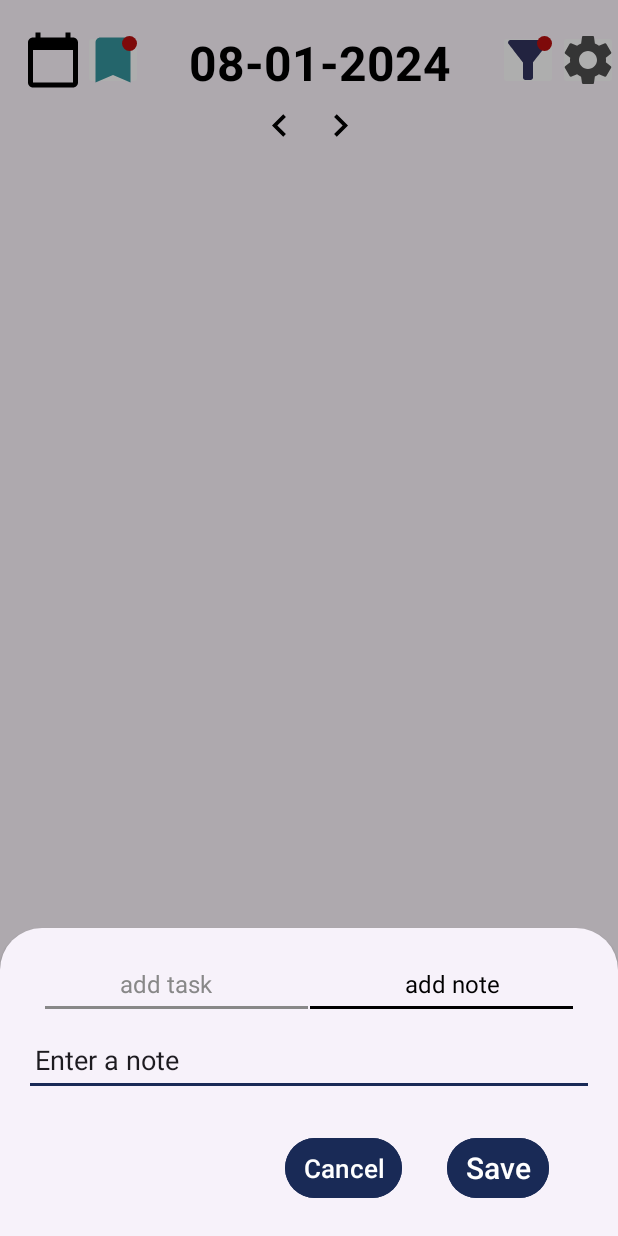
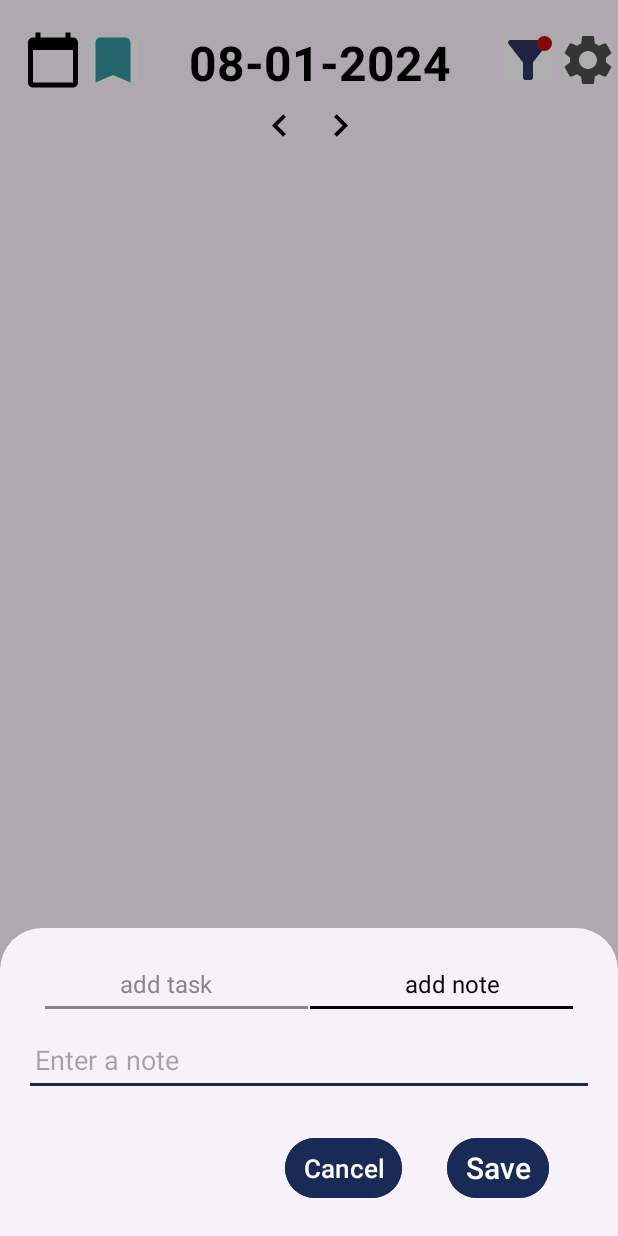
Before and after one commit to nuetka/to_do_list_sqlite, an Android app: the fragment AddNewTask placed in its activity, after a tap on "add note", on a phone screen of 412 x 824 dp. Run offline under Robolectric (Android 15) with nearby library versions, the phone set to English and light mode, and no system bars; libraries missing offline, so code that uses them is left out: it.xabaras.android; 1 statement that could not run was skipped; 1 other tap on this screen came first.

Commit message:
что-то

```diff
--- a/app/src/main/java/com/example/todolist/Adapter/ToDoAdapter.java
+++ b/app/src/main/java/com/example/todolist/Adapter/ToDoAdapter.java
@@ -52,6 +52,7 @@ public class ToDoAdapter extends RecyclerView.Adapter<ToDoAdapter.MyViewHolder>
         holder.mCheckBox.setOnCheckedChangeListener(null); // detach the listener
         holder.mCheckBox.setText(item.getTask());
         holder.mCheckBox.setChecked(toBoolean(item.getStatus()));
+
 
         // Set the time for the task
         if(item.getStart().equals("0")) {
--- a/app/src/main/java/com/example/todolist/AddNewTask.java
+++ b/app/src/main/java/com/example/todolist/AddNewTask.java
@@ -37,6 +37,7 @@ import android.widget.RelativeLayout;
 import android.widget.Spinner;
 import android.widget.TextView;
 import android.widget.TimePicker;
+import android.widget.Toast;
 
 import androidx.annotation.NonNull;
 import androidx.annotation.Nullable;
@@ -44,6 +45,7 @@ import androidx.annotation.RequiresApi;
 import androidx.fragment.app.Fragment;
 
 import com.example.todolist.Model.CategoryModel;
+import com.example.todolist.Model.NoteModel;
 import com.example.todolist.Model.ToDoModel;
 import com.example.todolist.Utils.DataBaseHelper;
 import com.google.android.material.bottomsheet.BottomSheetDialogFragment;
@@ -89,6 +91,9 @@ public class AddNewTask extends BottomSheetDialogFragment {
     private CheckBox checkBoxSaturday;
     private CheckBox checkBoxSunday;
 
+    private boolean notemode = false;
+    private Bundle args;
+
     public static AddNewTask newInstance(){
         return new AddNewTask();
     }
@@ -105,13 +110,91 @@ public class AddNewTask extends BottomSheetDialogFragment {
     @Override
     public void onViewCreated(@NonNull View view, @Nullable Bundle savedInstanceState) {
         super.onViewCreated(view, savedInstanceState);
+
+        myDb = new DataBaseHelper(getContext());
+        TextView addTaskTab = view.findViewById(R.id.imagesTextView);
+        TextView addNoteTab = view.findViewById(R.id.videosTextView);
+        final TextView priorityText = view.findViewById(R.id.textview);
+
+        final RelativeLayout relativeLayout = view.findViewById(R.id.loy1);
+        final LinearLayout linearLayout = view.findViewById(R.id.linear);
+        final LinearLayout linearForever = view.findViewById(R.id.linearForever);
+        final LinearLayout linLay1 = view.findViewById(R.id.linearLayout1);
+        final LinearLayout linLay2 = view.findViewById(R.id.linearLayout2);
+        final LinearLayout linLay3 = view.findViewById(R.id.linearLayout3);
+        final LinearLayout linLay4 = view.findViewById(R.id.linearLayout4);
+
+        final View eventUnder = view.findViewById(R.id.videosUnderline);
+        final TextView taskTextView = view.findViewById(R.id.imagesTextView);
+        final View taskUnder = view.findViewById(R.id.imagesUnderline);
+
+        final ImageView x = view.findViewById(R.id.myImageView);
+        final ImageView x1 = view.findViewById(R.id.myImageView1);
+
+
+        final Button btn = view.findViewById(R.id.from1);
+
+        final Button btn1 = view.findViewById(R.id.from2);
+
+        final RadioGroup radioGroup = view.findViewById(R.id.radioGroup);
+        final RadioButton radioButton1 = view.findViewById(R.id.radioButton1);
+        final RadioButton radioButton2 = view.findViewById(R.id.radioButton2);
+        final RadioButton radioButton3 = view.findViewById(R.id.radioButton3);
+        final RadioButton radioButton4 = view.findViewById(R.id.radioButton4);
+        final RadioButton radioButton5 = view.findViewById(R.id.radioButton5);
+
+        final RadioButton radioButton6 = view.findViewById(R.id.radioButton6);
+
+        lastCheckedId = radioGroup.getCheckedRadioButtonId(); // Устанавливает последний выбранный RadioButton
+
+        String dateText = dateRequestListener.onRequestDate();
+        String sis = null;
+        sis=myDb.getNoteTextByDate(dateText);
+        final TextView eventTextView = view.findViewById(R.id.videosTextView);
+        Bundle args = getArguments();
+
+        try {
+
+            args = getArguments();
+            if (args != null) {
+                String source = args.getString("source");
+                if ("book".equals(source)) {
+                    // book была нажата
+                    // Скрыть текстовое представление приоритета и группу радиокнопок, когда пользователь выбирает "добавление события"
+                    priorityText.setVisibility(View.GONE);
+                    radioGroup.setVisibility(View.GONE);
+                    relativeLayout.setVisibility(View.GONE);
+                    linLay1.setVisibility(View.GONE);
+                    linLay2.setVisibility(View.GONE);
+                    linLay3.setVisibility(View.GONE);
+                    linLay4.setVisibility(View.GONE);
+                    eventUnder.setBackgroundColor(Color.BLACK);
+                    taskTextView.setTextColor(Color.GRAY);
+                    taskUnder.setBackgroundColor(Color.GRAY);
+                    if (sis == null || sis.isEmpty()) {
+                        mEditText.setHint("Enter a note");
+                    } else {
+                        mEditText.setText(sis);
+                    }
+                    notemode = true;
+
+                }
+            }
+        }catch(Exception e){
+
+        }
+
+
         mEditText = view.findViewById(R.id.edittext);
 
         mSaveButton = view.findViewById(R.id.button_save);
         CancelButton = view.findViewById(R.id.button_cancel);
 
 
-        myDb = new DataBaseHelper(getActivity());
+        if(sis!=null && (!sis.equals("")) ){
+            eventTextView.setText("edit note");
+        }
+
         categorySpinner = view.findViewById(R.id.categorySpinner);
         updateCategorySpinner();
 
@@ -167,30 +250,7 @@ public class AddNewTask extends BottomSheetDialogFragment {
         });
 
         //разбираюсь с перелистыванием с доб задачу на событие
-        TextView addTaskTab = view.findViewById(R.id.imagesTextView);
-        TextView addNoteTab = view.findViewById(R.id.videosTextView);
-        final TextView priorityText = view.findViewById(R.id.textview);
 
-        final RelativeLayout relativeLayout = view.findViewById(R.id.loy1);
-        final LinearLayout linearLayout = view.findViewById(R.id.linear);
-        final LinearLayout linearForever = view.findViewById(R.id.linearForever);
-        final LinearLayout linLay1 = view.findViewById(R.id.linearLayout1);
-        final LinearLayout linLay2 = view.findViewById(R.id.linearLayout2);
-        final LinearLayout linLay3 = view.findViewById(R.id.linearLayout3);
-        final LinearLayout linLay4 = view.findViewById(R.id.linearLayout4);
-
-        final TextView eventTextView = view.findViewById(R.id.videosTextView);
-        final View eventUnder = view.findViewById(R.id.videosUnderline);
-        final TextView taskTextView = view.findViewById(R.id.imagesTextView);
-        final View taskUnder = view.findViewById(R.id.imagesUnderline);
-
-        final ImageView x = view.findViewById(R.id.myImageView);
-        final ImageView x1 = view.findViewById(R.id.myImageView1);
-
-
-        final Button btn = view.findViewById(R.id.from1);
-
-        final Button btn1 = view.findViewById(R.id.from2);
         btn.setOnClickListener(new View.OnClickListener() {
             @Override
             public void onClick(View v) {
@@ -366,16 +426,7 @@ public class AddNewTask extends BottomSheetDialogFragment {
         });
 
 
-        final RadioGroup radioGroup = view.findViewById(R.id.radioGroup);
-        final RadioButton radioButton1 = view.findViewById(R.id.radioButton1);
-        final RadioButton radioButton2 = view.findViewById(R.id.radioButton2);
-        final RadioButton radioButton3 = view.findViewById(R.id.radioButton3);
-        final RadioButton radioButton4 = view.findViewById(R.id.radioButton4);
-        final RadioButton radioButton5 = view.findViewById(R.id.radioButton5);
 
-        final RadioButton radioButton6 = view.findViewById(R.id.radioButton6);
-
-        lastCheckedId = radioGroup.getCheckedRadioButtonId(); // Устанавливает последний выбранный RadioButton
 
         radioButton1.setOnClickListener(new View.OnClickListener() {
             @Override
@@ -475,6 +526,7 @@ public class AddNewTask extends BottomSheetDialogFragment {
                 radioGroup.setVisibility(View.VISIBLE);
                 relativeLayout.setVisibility(View.VISIBLE);
                 linLay1.setVisibility(View.VISIBLE);
+                mEditText.setHint("Enter Description");
                 linLay2.setVisibility(View.VISIBLE);
                 linLay3.setVisibility(View.VISIBLE);
                 linLay4.setVisibility(View.VISIBLE);
@@ -482,7 +534,7 @@ public class AddNewTask extends BottomSheetDialogFragment {
                 eventUnder.setBackgroundColor(Color.GRAY);
                 taskTextView.setTextColor(Color.BLACK);
                 taskUnder.setBackgroundColor(Color.BLACK);
-                mEditText.setText("Enter Description");
+                notemode=false;
             }
         });
 
@@ -501,7 +553,18 @@ public class AddNewTask extends BottomSheetDialogFragment {
                 eventUnder.setBackgroundColor(Color.BLACK);
                 taskTextView.setTextColor(Color.GRAY);
                 taskUnder.setBackgroundColor(Color.GRAY);
-                mEditText.setText("Enter a note");
+                String dateText;
+                dateText = dateRequestListener.onRequestDate();
+                String sis = null;
+                sis = myDb.getNoteTextByDate(dateText);
+
+                    if (sis==null || sis.isEmpty()) {
+                        mEditText.setHint("Enter a note");
+//                        mEditText.setTextColor(Color.GRAY);
+                    } else {
+                        mEditText.setText(sis);
+                    }
+                notemode=true;
 
             }
         });
@@ -510,10 +573,9 @@ public class AddNewTask extends BottomSheetDialogFragment {
 
         boolean isUpdate = false;
 
-        final Bundle bundle = getArguments();
-        if (bundle != null){
+        if (args.size()>1){
             isUpdate = true;
-            String task = bundle.getString("task");
+            String task = args.getString("task");
 
             if (task.length() > 0 ){
                 mSaveButton.setEnabled(false);
@@ -545,18 +607,37 @@ public class AddNewTask extends BottomSheetDialogFragment {
         final boolean finalIsUpdate = isUpdate;
 
         Button myButtonnn = view.findViewById(R.id.forever);
+        final Bundle finalArgs = args;
         mSaveButton.setOnClickListener(new View.OnClickListener() {
             @Override
             public void onClick(View v) {
                 String text = mEditText.getText().toString();
 
+                if(notemode){
+                    NoteModel item = new NoteModel();
+                    String dateText;
+                    dateText = dateRequestListener.onRequestDate();
+                    if(myDb.getNoteTextByDate(dateText)!=null) {
+
+                        item.setDate(dateText);
+
+                        item.setDescription(text);
+
+                        myDb.insertNote(item);
+                    }
+                    else{
+                        myDb.updateNoteByDate(dateText,text);
+                    }
+
+                }else{
+
                 if (finalIsUpdate){
-                    myDb.updateTask(bundle.getInt("id") , text);
-                }else{
+                    myDb.updateTask(finalArgs.getInt("id") , text);
+                }else {
                     ToDoModel item = new ToDoModel();
-                    if(is6Checked==1){
+                    if (is6Checked == 1) {
                         item.setIsRoutine(1);
-                        String repeatDays=
+                        String repeatDays =
                                 (checkBoxMonday.isChecked() ? "1" : "0") +
                                         (checkBoxTuesday.isChecked() ? "1" : "0") +
                                         (checkBoxWednesday.isChecked() ? "1" : "0") +
@@ -568,16 +649,14 @@ public class AddNewTask extends BottomSheetDialogFragment {
                         item.setRepeatDays(repeatDays);
 
                         String buttonForeverText = myButtonnn.getText().toString();
-                        if(buttonForeverText.equals("forever")){
+                        if (buttonForeverText.equals("forever")) {
                             item.setRepeatEndDate("0");
-                        }
-                        else{
+                        } else {
                             item.setRepeatEndDate(buttonForeverText);
                         }
 
 
-                    }
-                    else{
+                    } else {
                         item.setIsRoutine(0);
                     }
                     item.setTask(text);
@@ -593,57 +672,51 @@ public class AddNewTask extends BottomSheetDialogFragment {
 
                     Button pat1 = view.findViewById(R.id.from1);
                     String strpat1 = pat1.getText().toString();
-                    if(strpat1.equals("pick a time")){
+                    if (strpat1.equals("pick a time")) {
                         item.setStart("0");
-                    }
-                    else{
+                    } else {
                         item.setStart(strpat1);
                     }
 
 
-
                     Button pat2 = view.findViewById(R.id.from2);
                     String strpat2 = pat2.getText().toString();
-                    if(strpat2.equals("pick a time")){
+                    if (strpat2.equals("pick a time")) {
                         item.setEnd("0");
-                    }
-                    else{
+                    } else {
                         item.setEnd(strpat1);
                     }
 
-                    if(x.getVisibility()==View.VISIBLE) {
+                    if (x.getVisibility() == View.VISIBLE) {
 
                         String txt = (String) btn.getText();
                         item.setStart(txt);
                         // editText.setText(String.valueOf(yourValue));
-                    }
-                    else {
+                    } else {
                         item.setStart("0");
                     }
 
-                    if(x1.getVisibility()==View.VISIBLE) {
+                    if (x1.getVisibility() == View.VISIBLE) {
 
                         String txt = (String) btn1.getText();
                         item.setStart(txt);
-                    }
-                    else {
+                    } else {
                         item.setStart("0");
                     }
 
                     EditText editText = view.findViewById(R.id.h);
                     EditText editText1 = view.findViewById(R.id.m);
-                    Log.e(TAG, "HOURS!"+editText.getText().toString());
+                    Log.e(TAG, "HOURS!" + editText.getText().toString());
 
-                    if(!editText.getText().toString().equals("hours")){
-                        item.setDuration(editText.getText().toString()+":"+editText1.getText().toString());
-                    }
-                    else{
+                    if (!editText.getText().toString().equals("hours")) {
+                        item.setDuration(editText.getText().toString() + ":" + editText1.getText().toString());
+                    } else {
                         item.setDuration("0");
                     }
 
 
-
                     myDb.insertTask(item);
+                }
 
                 }
                 dismiss();
@@ -666,6 +739,9 @@ public class AddNewTask extends BottomSheetDialogFragment {
              checkBoxFriday = view.findViewById(R.id.checkbox_friday);
              checkBoxSaturday = view.findViewById(R.id.checkbox_saturday);
              checkBoxSunday = view.findViewById(R.id.checkbox_sunday);
+
+
+
 
     }
 
@@ -805,5 +881,4 @@ public class AddNewTask extends BottomSheetDialogFragment {
 
 
 
-
 }
--- a/app/src/main/java/com/example/todolist/MainActivity.java
+++ b/app/src/main/java/com/example/todolist/MainActivity.java
@@ -1,4 +1,6 @@
 package com.example.todolist;
+
+import static android.app.PendingIntent.getActivity;
 
 import androidx.appcompat.app.AppCompatActivity;
 import androidx.recyclerview.widget.ItemTouchHelper;
@@ -7,6 +9,7 @@ import androidx.recyclerview.widget.RecyclerView;
 
 import android.app.DatePickerDialog;
 import android.content.DialogInterface;
+import android.content.Intent;
 import android.graphics.Color;
 import android.os.Bundle;
 import android.view.View;
@@ -44,7 +47,8 @@ public class MainActivity extends AppCompatActivity implements AddNewTask.OnDate
 
     String strDate;
     ImageButton previousButton;
-    ImageButton nextButton;
+    ImageButton nextButton,book;
+    View point;
 
 
     @Override
@@ -56,9 +60,20 @@ public class MainActivity extends AppCompatActivity implements AddNewTask.OnDate
         nextButton = (ImageButton) findViewById(R.id.nextButton);
         calendarImage = (ImageView) findViewById(R.id.calendarImage);
 
+        book = (ImageButton) findViewById(R.id.book);
+        point = (View) findViewById(R.id.point);
+
+        myDB = new DataBaseHelper(MainActivity.this);
+
+
         // установка текущей даты
         strDate = sdf.format(new Date());
         dateTextView.setText(strDate);
+
+        String sis = myDB.getNoteTextByDate(dateTextView.getText().toString());
+        if (sis != null && (!sis.equals(""))) {
+            point.setVisibility(View.VISIBLE);
+        }
 
         previousButton.setOnClickListener(new View.OnClickListener() {
             @Override
@@ -84,9 +99,8 @@ public class MainActivity extends AppCompatActivity implements AddNewTask.OnDate
 
         mRecyclerview = findViewById(R.id.recyclerview);
         fab = findViewById(R.id.fab);
-        myDB = new DataBaseHelper(MainActivity.this);
         mList = new ArrayList<>();
-        adapter = new ToDoAdapter(myDB , MainActivity.this);
+        adapter = new ToDoAdapter(myDB, MainActivity.this);
 
         mRecyclerview.setHasFixedSize(true);
         mRecyclerview.setLayoutManager(new LinearLayoutManager(this));
@@ -96,9 +110,10 @@ public class MainActivity extends AppCompatActivity implements AddNewTask.OnDate
         Collections.reverse(mList);
 
 
+        adapter.setTasks(mList);
 
+        try {
 
-        adapter.setTasks(mList);
 
             fab.setOnClickListener(new View.OnClickListener() {
                 @Override
@@ -109,7 +124,29 @@ public class MainActivity extends AppCompatActivity implements AddNewTask.OnDate
             ItemTouchHelper itemTouchHelper = new ItemTouchHelper(new RecyclerViewTouchHelper(adapter));
             itemTouchHelper.attachToRecyclerView(mRecyclerview);
 
+            book.setOnClickListener(new View.OnClickListener() {
+                @Override
+                public void onClick(View v) {
+                    try {
+                        AddNewTask dialog = AddNewTask.newInstance();
+                        Bundle args = new Bundle();
+                        args.putString("source", "book");
+                        dialog.setArguments(args);
+                        dialog.show(getSupportFragmentManager(), AddNewTask.TAG);
+                    } catch (Exception e) {
+
                     }
+                }
+            });
+
+            ItemTouchHelper itemTouchHelperForBook = new ItemTouchHelper(new RecyclerViewTouchHelper(adapter));
+            itemTouchHelperForBook.attachToRecyclerView(mRecyclerview);
+        }catch(Exception e){
+            e.printStackTrace();
+
+        }
+        }
+
 
     private void updateDateTextView() {
         strDate = sdf.format(selectedDate.getTime());
@@ -121,6 +158,14 @@ public class MainActivity extends AppCompatActivity implements AddNewTask.OnDate
             dateTextView.setTextColor(Color.BLACK);
         } else {
             dateTextView.setTextColor(Color.GRAY);
+        }
+
+        String sis= myDB.getNoteTextByDate(dateTextView.getText().toString());
+        if(sis!=null && (!sis.equals("")) ){
+            point.setVisibility(View.VISIBLE);
+        }
+        else{
+            point.setVisibility(View.GONE);
         }
         refresh();
     }
@@ -164,4 +209,5 @@ public class MainActivity extends AppCompatActivity implements AddNewTask.OnDate
     public String onRequestDate() {
         return dateTextView.getText().toString();
     }
+
 }
--- a/app/src/main/java/com/example/todolist/Utils/DataBaseHelper.java
+++ b/app/src/main/java/com/example/todolist/Utils/DataBaseHelper.java
@@ -14,6 +14,7 @@ import android.widget.Toast;
 import androidx.annotation.Nullable;
 
 import com.example.todolist.Model.CategoryModel;
+import com.example.todolist.Model.NoteModel;
 import com.example.todolist.Model.ToDoModel;
 
 import java.text.ParseException;
@@ -57,8 +58,16 @@ public class DataBaseHelper extends SQLiteOpenHelper {
     private static final String COL_COMPLETED_4 = "STATUS";
 
 
+
+
+    private static final String TABLE_NOTES = "notes";
+    private static final String COL_NOTE_ID = "ID";
+    private static final String COL_NOTE_DESCRIPTION = "DESCRIPTION";
+    private static final String COL_NOTE_DATE = "DATE";
+
+
     public DataBaseHelper(@Nullable Context context ) {
-        super(context, DATABASE_NAME, null, 7 );
+        super(context, DATABASE_NAME, null, 8 );
     }
 
     @Override
@@ -105,6 +114,11 @@ public class DataBaseHelper extends SQLiteOpenHelper {
                 + COL_COMPLETED_3 + " TEXT,"
                 + COL_COMPLETED_4 + " INTEGER,"
                 + "FOREIGN KEY(" + COL_COMPLETED_2 + ") REFERENCES " + TABLE_NAME + "(" + COL_1 + "))");
+
+            db.execSQL("CREATE TABLE IF NOT EXISTS " + TABLE_NOTES + "("
+                + COL_NOTE_ID + " INTEGER PRIMARY KEY AUTOINCREMENT,"
+                + COL_NOTE_DESCRIPTION + " TEXT,"
+                + COL_NOTE_DATE + " TEXT)");
     }
 
 
@@ -113,6 +127,46 @@ public class DataBaseHelper extends SQLiteOpenHelper {
         db.execSQL("DROP TABLE IF EXISTS " + TABLE_NAME);
         db.execSQL("DROP TABLE IF EXISTS " + TABLE_CATEGORIES);
         onCreate(db);
+    }
+
+    public void insertNote(NoteModel note) {
+        SQLiteDatabase db = this.getWritableDatabase();
+        ContentValues values = new ContentValues();
+        values.put(COL_NOTE_DESCRIPTION, note.getDescription());
+        values.put(COL_NOTE_DATE, note.getDate());
+        db.insert(TABLE_NOTES, null, values);
+    }
+
+    @SuppressLint("Range")
+    public String getNoteTextByDate(String date) {
+        db = this.getReadableDatabase();
+        String query = "SELECT " + COL_NOTE_DESCRIPTION + " FROM " + TABLE_NOTES + " WHERE " + COL_NOTE_DATE + " = ?";
+        Cursor cursor = db.rawQuery(query, new String[]{date});
+
+        String noteText = "";
+
+
+        if (cursor != null && cursor.moveToFirst()) {
+            noteText = cursor.getString(cursor.getColumnIndex(COL_NOTE_DESCRIPTION));
+        }
+
+
+        Log.e(TAG, "ошибка"+noteText+"ggg");
+        cursor.close();
+
+        return noteText;
+    }
+
+    public void updateNoteByDate(String date, String newDescription) {
+        SQLiteDatabase db = this.getWritableDatabase();
+        ContentValues values = new ContentValues();
+        values.put(COL_NOTE_DESCRIPTION, newDescription);
+        db.update(TABLE_NOTES, values, COL_NOTE_DATE + "=?", new String[]{date});
+    }
+
+    public void deleteNoteByDate(String date) {
+        SQLiteDatabase db = this.getWritableDatabase();
+        db.delete(TABLE_NOTES, COL_NOTE_DATE + "=?", new String[]{date});
     }
 
     public void insertTask(ToDoModel model){
--- a/app/src/main/res/layout/activity_main.xml
+++ b/app/src/main/res/layout/activity_main.xml
@@ -35,9 +35,11 @@
             tools:ignore="TouchTargetSizeCheck,SpeakableTextPresentCheck" />
 
         <View
+            android:id="@+id/point"
             android:layout_width="10dp"
             android:layout_height="10dp"
             android:layout_gravity="top|end"
+            android:visibility="gone"
             android:layout_marginTop="4dp"
             android:layout_marginEnd="4dp"
             android:background="@drawable/red_circle_indicator" />
@@ -135,15 +137,18 @@
         android:nestedScrollingEnabled="true" />
 
     <com.google.android.material.floatingactionbutton.FloatingActionButton
+        android:id="@+id/fab"
         android:layout_width="wrap_content"
         android:layout_height="wrap_content"
         android:layout_alignParentEnd="true"
         android:layout_alignParentBottom="true"
-        android:id="@+id/fab"
+        android:layout_marginStart="30dp"
+        android:layout_marginTop="30dp"
+        android:layout_marginEnd="30dp"
+        android:layout_marginBottom="30dp"
+        android:contentDescription="Добавить элемент"
+        android:src="@drawable/ic_baseline_add_24"
         app:backgroundTint="@color/colorPrimary"
-        app:tint="@android:color/white"
-        android:src="@drawable/ic_baseline_add_24"
-        android:contentDescription="Добавить элемент"
-        android:layout_margin="30dp" />
+        app:tint="@android:color/white" />
 
 </RelativeLayout>
--- a/app/src/main/res/layout/add_newtask.xml
+++ b/app/src/main/res/layout/add_newtask.xml
@@ -488,5 +488,4 @@
         android:textSize="17dp" />
 
 
-
 </RelativeLayout>
```
Also changed, not shown: app/src/main/java/com/example/todolist/Model/NoteModel.java (added, +35 -0 lines). Lines whose indentation alone changed are shown as unchanged.
